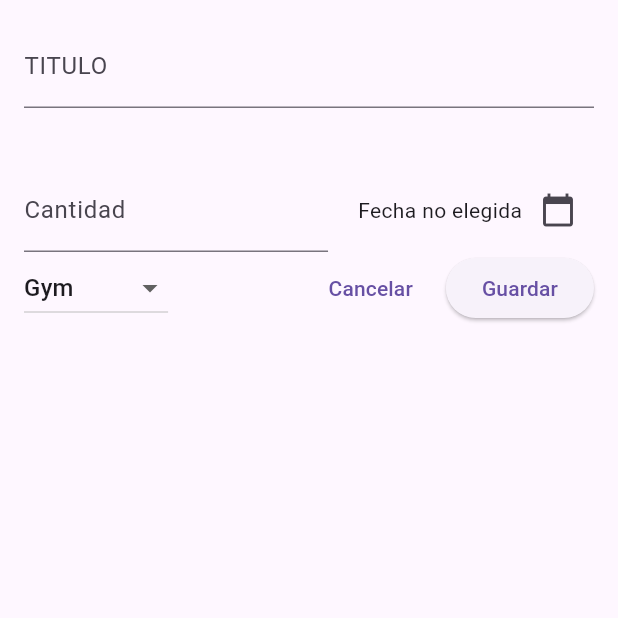
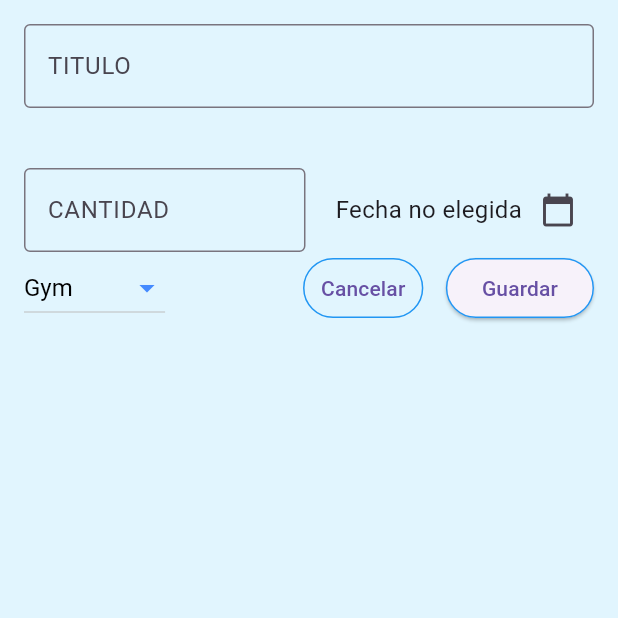
Before and after one commit to May-ecr/superSuperGeniales, a Flutter app: the screen it shows after launch, after a tap on the "add" icon, on a phone screen of 412 x 824 dp, the top half of it. Run offline on Flutter 3.47's test engine with Material 3 defaults, Android fonts, the phone set to English and light mode, and no system bars; our stand-ins replace fl_chart; Roboto replaces fonts that are missing (Poppins).

Commit message:
8 cambio en la interfaz

```diff
--- a/proyectofinal/lib/cuestionario.dart
+++ b/proyectofinal/lib/cuestionario.dart
@@ -1,3 +1,5 @@
+import 'dart:ui';
+
 import 'package:flutter/material.dart';
 import 'models/modelo_gastos.dart';
 
@@ -45,16 +47,25 @@ void _seleccionarFecha() async {
 @override
   Widget build(BuildContext context) {
     return Scaffold(//contenedor principal
+    backgroundColor: Colors.lightBlue.shade50,
 //da el lugar para poner el contenido es como un marco
         body: Padding(//es espacio alrededor
           padding: EdgeInsets.all(16),//agrega 16 pixeles para todo los datos
-          child: Column(//sirve para agregar cosas una debajo de otra de forma vertical
+          child:
+          Column(//sirve para agregar cosas una debajo de otra de forma vertical
           //AQUIIII O EN DONDE???
             children: [//todos los elementos dentro de la columna se guardan en los children
+
               TextField(//es la caja donde el usuario escribira
+
+
+
+
                 controller: _tituloControlador,//conectar las variables con los textfield
-                decoration: InputDecoration(
-                  labelText: 'TITULO'
+                textAlign: TextAlign.center,
+                decoration: const InputDecoration(
+                labelText: 'TITULO',
+                border: OutlineInputBorder(),
                 ),
               ),
               SizedBox(height: 20), //sirve para separar un campo de otro
@@ -66,8 +77,10 @@ void _seleccionarFecha() async {
                 Expanded(child:
                 TextField(
                 controller: _cantidadControlador,
-                decoration: InputDecoration(
-                labelText: 'Cantidad',
+                textAlign: TextAlign.center,
+                decoration: const InputDecoration(
+                labelText: 'CANTIDAD',
+                border: OutlineInputBorder()
                 ),
                 keyboardType: TextInputType.number,//para teclado numerico
               ),
@@ -81,6 +94,9 @@ void _seleccionarFecha() async {
               Text(
                 _fechaSeleccionada == null
                 ?"Fecha no elegida" : "${_fechaSeleccionada!.day}/${_fechaSeleccionada!.month}/${_fechaSeleccionada!.year}",
+                textAlign: TextAlign.center,
+                style: const TextStyle(fontSize: 16),
+
               ),
 
                 IconButton(
@@ -106,13 +122,26 @@ void _seleccionarFecha() async {
                   _seleccionarCategoria = nuevaCategoria!;
                 });
               } ,
+              dropdownColor: Colors.lightBlue.shade50, //fonfo
+                icon: const Icon(Icons.arrow_drop_down, color: Colors.blueAccent), //
+                style: const TextStyle(
+                  fontFamily: 'Poppins', // tipografía distinta
+                  fontSize: 16,
+                  color: Colors.black,
+                ),
+
+
               ),
 
               Row(children: [
                 TextButton(onPressed: (){Navigator.pop(context);
-                }, child: const Text("Cancelar"),
+                },
+                style: TextButton.styleFrom(
+                side: const BorderSide(color: Colors.blue, width: 1), // borde azul
+      ),
+                child: const Text("Cancelar"),
                 ),
-                const SizedBox(width: 10,),//sirve de separador
+                const SizedBox(width: 15,),//sirve de separador
                 //h
               ElevatedButton(//boton normal
                 onPressed: () {
@@ -133,6 +162,11 @@ void _seleccionarFecha() async {
 
                 //cierra la pantalla y muestra el texto
               },
+              style: ElevatedButton.styleFrom(
+                side: const BorderSide(color: Colors.blue, width: 1),
+
+              ),
+
               child: Text("Guardar"),
 
               ),
--- a/proyectofinal/lib/pantalla_grafica.dart
+++ b/proyectofinal/lib/pantalla_grafica.dart
@@ -29,7 +29,7 @@ class PantallaGrafica extends StatelessWidget {
             _crearLeyenda(),
           ],
           ),
-         ),
+        ),
     );
 
   }
--- a/proyectofinal/lib/pantalla_principal.dart
+++ b/proyectofinal/lib/pantalla_principal.dart
@@ -32,12 +32,30 @@ class _pantallaPrincipalState extends State<pantallaPrincipal>{
     //aquí cada vez que la pantalla se actualice o refresque como cuando
     //agreguemos un gasto se tiene que volver a construir para mostrar el
     //nuevo gasto
-    return Scaffold(//este es como una estructura para que la pantalla
+    return Scaffold(
+    backgroundColor: Colors.blue.shade100,//este es como una estructura para que la pantalla
     //se vea linda, me imagino como el body en web
     //dentro de aqui podemos poner los demas elementos que iran en nuestra bella pantalla
     appBar: AppBar(//appBar es como un espacio para una barra en la parte
     //de arriba de la pantalla
-      title: const Text("Mis gastos"),
+      title: Text("Mis gastos",
+
+      style: const TextStyle(
+        fontSize: 26,
+        fontWeight: FontWeight.bold,
+        color: Colors.black,
+        shadows: [
+          Shadow(
+            offset: Offset(2, 2),
+            blurRadius: 4,
+            color: Colors.black26,
+
+          )
+        ]
+      ) ,
+      ),
+      centerTitle: true,
+      backgroundColor: Colors.deepPurple.shade200,
       actions: [//botoncito para ver la grafica
         IconButton(
           icon: const Icon(Icons.pie_chart),
@@ -115,5 +133,4 @@ class _pantallaPrincipalState extends State<pantallaPrincipal>{
 
     );
   }
-
 }
```
